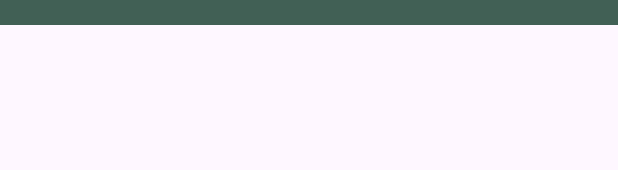
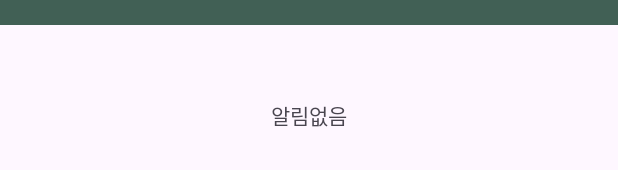
Before and after one commit to it-e-7/wHereRU, an Android app: the layout activity_notice_center.xml on its own in the app's theme, with its tools: preview values and no code run, on a phone screen of 412 x 824 dp. Shown: the part 130-300 px from the top of the screen. Run offline under Robolectric (Android 15) with nearby library versions, the phone set to English and light mode, and no system bars.

Commit message:
[FEAT] 알림센터 세부기능구현-안드로이드Part

```diff
--- a/wHereRU_Android/app/src/main/java/kosa/hdit5/whereru/MainActivity.kt
+++ b/wHereRU_Android/app/src/main/java/kosa/hdit5/whereru/MainActivity.kt
@@ -81,7 +81,7 @@ class MainActivity : AppCompatActivity() {
 
         binding.noticecenterButton.setOnClickListener {
             val intent = Intent(this, NoticeCenterActivity::class.java)
-            startActivity(intent)
+               startActivity(intent)
         }
 
         val fragment = MainViewPager()
--- a/wHereRU_Android/app/src/main/res/layout/activity_notice_center.xml
+++ b/wHereRU_Android/app/src/main/res/layout/activity_notice_center.xml
@@ -5,6 +5,8 @@
     android:layout_height="match_parent"
     tools:context=".ChatListActivity"
     android:orientation="vertical">
+
+
 
     <androidx.constraintlayout.widget.ConstraintLayout
         android:id="@+id/noticecenter_header"
@@ -14,6 +16,7 @@
         app:layout_constraintTop_toTopOf="parent"
         android:orientation="vertical"
         android:background="@color/green">
+
 
         <ImageButton
             android:id="@+id/goback_button"
@@ -46,6 +49,18 @@
 
     </androidx.constraintlayout.widget.ConstraintLayout>
 
+    <TextView
+        android:id="@+id/noticeEmpty"
+        android:layout_width="wrap_content"
+        android:layout_height="wrap_content"
+        android:text="알림없음"
+        android:gravity="center"
+        app:layout_constraintTop_toBottomOf="@+id/noticecenter_header"
+        android:layout_marginTop="50dp"
+        app:layout_constraintStart_toStartOf="parent"
+        app:layout_constraintEnd_toEndOf="parent"
+        tools:ignore="MissingConstraints" />
+
     <androidx.recyclerview.widget.RecyclerView
         android:id="@+id/noticeList"
         android:layout_width="match_parent"
```
Also changed, not shown: wHereRU_Android/app/src/main/java/kosa/hdit5/whereru/NoticeCenterActivity.kt (+29 -2 lines), wHereRU_Android/app/src/main/java/kosa/hdit5/whereru/util/retrofit/main/interface/WhereRUAPI.kt (+6 -2 lines).
